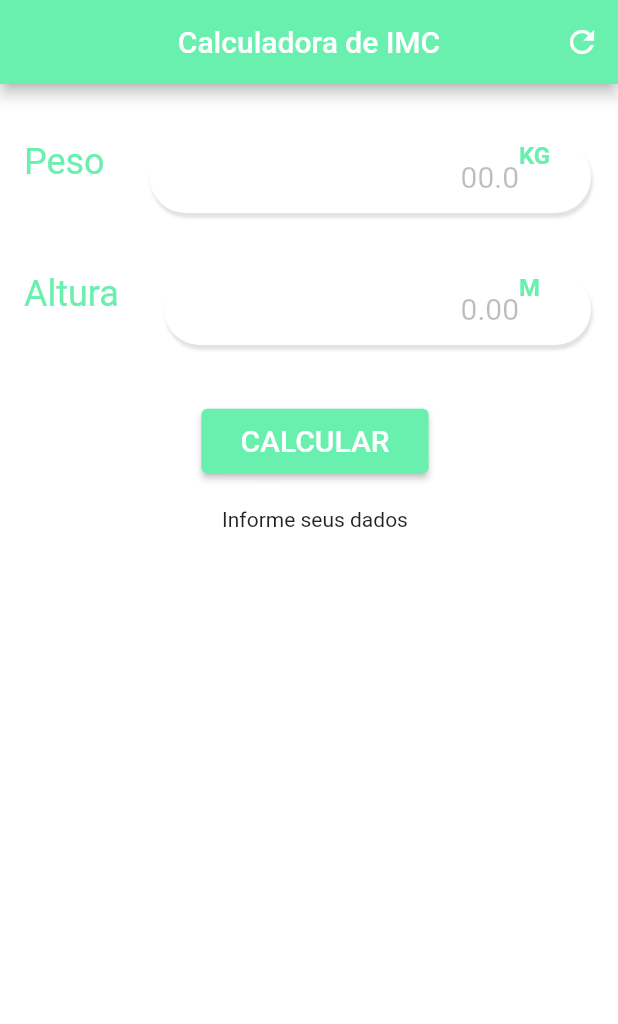
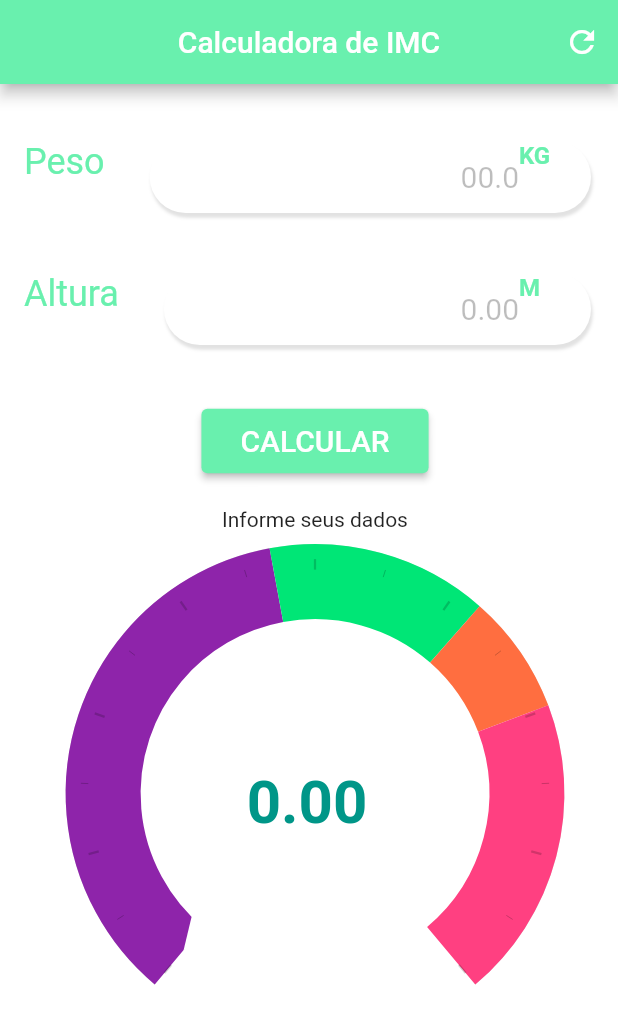
Before and after one commit to 3salles/imc_calculator, a Flutter app: the screen it shows after launch, on a phone screen of 412 x 824 dp. Shown: the top 1024 px of the screen. Run offline on Flutter 3.47's test engine with Material 2 defaults, Android fonts, the phone set to English and light mode, and no system bars; drawn by our look-alikes of syncfusion_flutter_gauges.

Commit message:
chore: Add graph

```diff
--- a/lib/home.dart
+++ b/lib/home.dart
@@ -1,4 +1,5 @@
 import 'package:flutter/material.dart';
+import 'package:syncfusion_flutter_gauges/gauges.dart';
 
 class Home extends StatefulWidget {
   const Home({Key? key}) : super(key: key);
@@ -14,6 +15,7 @@ class _HomeState extends State<Home> {
   GlobalKey<FormState> _formKey = GlobalKey<FormState>();
 
   String _infoText = 'Informe seus dados';
+  double _imc = 0.0;
 
   void _resetFields() {
     weightController.text = "";
@@ -28,22 +30,16 @@ class _HomeState extends State<Home> {
     setState(() {
       double weight = double.parse(weightController.text);
       double height = double.parse(heightController.text);
-      double imc = weight / (height * height);
+      _imc = weight / (height * height);
 
-      print(imc);
-
-      if (imc < 18.6) {
-        _infoText = "Abaixo do peso (${imc.toStringAsPrecision(3)})";
-      } else if (imc >= 18.6 && imc < 24.9) {
-        _infoText = "Peso deal(${imc.toStringAsPrecision(3)})";
-      } else if (imc >= 24.9 && imc < 29.9) {
-        _infoText = "Levemente acima do peso (${imc.toStringAsPrecision(3)})";
-      } else if (imc >= 29.9 && imc < 34.9) {
-        _infoText = "Obesidade Grau I (${imc.toStringAsPrecision(3)})";
-      } else if (imc >= 34.9 && imc < 39.9) {
-        _infoText = "Obesidade Grau II (${imc.toStringAsPrecision(3)})";
-      } else if (imc >= 40) {
-        _infoText = "Obesidade Grau III (${imc.toStringAsPrecision(3)})";
+      if (_imc < 18.5) {
+        _infoText = 'MAGREZA';
+      } else if (_imc >= 18.5 && _imc < 25.9) {
+        _infoText = "SAUDÁVEL";
+      } else if (_imc >= 25.9 && _imc < 29.9) {
+        _infoText = "SOBREPESO";
+      } else if (_imc >= 29.9) {
+        _infoText = "OBESIDADE";
       }
     });
   }
@@ -175,7 +171,8 @@ class _HomeState extends State<Home> {
                               color: Colors.greenAccent,
                             ),
                           ),
-                          contentPadding: const EdgeInsets.fromLTRB(20, 10 , 20, 10),
+                          contentPadding:
+                              const EdgeInsets.fromLTRB(20, 10, 20, 10),
                           border: OutlineInputBorder(
                             borderRadius: BorderRadius.circular(50.0),
                             borderSide: const BorderSide(
@@ -194,8 +191,8 @@ class _HomeState extends State<Home> {
               Container(
                 margin: const EdgeInsets.fromLTRB(0, 30, 0, 20),
                 child: ElevatedButton(
-                  onPressed: (){
-                    if (_formKey.currentState!.validate()){
+                  onPressed: () {
+                    if (_formKey.currentState!.validate()) {
                       _calculateIMC();
                     }
                   },
@@ -242,7 +239,62 @@ class _HomeState extends State<Home> {
               //     fontSize: 22,
               //   ),),
               // ),
-              Text(_infoText)
+              Text(_infoText),
+              SfRadialGauge(axes: <RadialAxis>[
+                RadialAxis(
+                    showLabels: false,
+                    minimum: 0,
+                    maximum: 40,
+                    ranges: <GaugeRange>[
+                      GaugeRange(
+                          startValue: 0,
+                          endValue: 18.5,
+                          color: Colors.purple.shade600,
+                          startWidth: 50,
+                          endWidth: 50),
+                      GaugeRange(
+                          startValue: 18.5,
+                          endValue: 25.9,
+                          color: Colors.greenAccent.shade400,
+                          startWidth: 50,
+                          endWidth: 50),
+                      GaugeRange(
+                          startValue: 25.9,
+                          endValue: 29.9,
+                          color: Colors.deepOrangeAccent,
+                          startWidth: 50,
+                          endWidth: 50),
+                      GaugeRange(
+                          startValue: 29.9,
+                          endValue: 40,
+                          color: Colors.pinkAccent,
+                          startWidth: 50,
+                          endWidth: 50),
+                    ],
+                    pointers: <GaugePointer>[
+                      MarkerPointer(
+                        value: _imc,
+                        markerType: MarkerType.triangle,
+                        markerHeight: 30,
+                        markerWidth: 30,
+                        markerOffset: 40,
+                        color: Colors.white,
+                      )
+                    ],
+                    annotations: <GaugeAnnotation>[
+                      GaugeAnnotation(
+                        axisValue: _imc,
+                        positionFactor: 0.05,
+                        widget: Text(
+                          _imc.toStringAsFixed(2),
+                          style: const TextStyle(
+                              fontSize: 40,
+                              fontWeight: FontWeight.bold,
+                              color: Colors.teal),
+                        ),
+                      )
+                    ])
+              ]),
             ],
           ),
         ),
--- a/pubspec.yaml
+++ b/pubspec.yaml
@@ -29,6 +29,7 @@ environment:
 dependencies:
   flutter:
     sdk: flutter
+  syncfusion_flutter_gauges: ^19.3.56
 
 
   # The following adds the Cupertino Icons font to your application.
```
Also changed, not shown: pubspec.lock.
